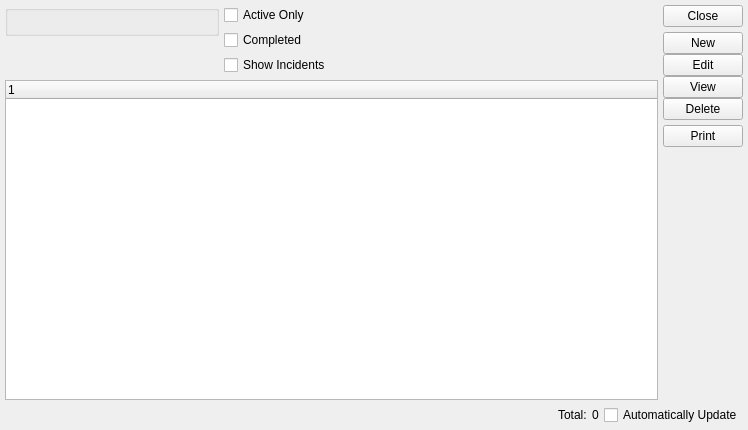
Before: the Qt Designer form xtuple/trunk/guiclient/todoList.ui in WooodHead/xtuple, drawn with Qt 5.
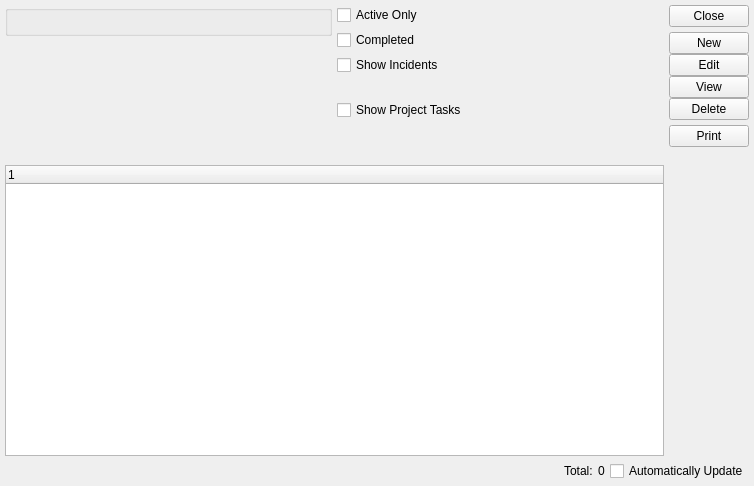
After: the same form once the commit is applied. Custom widgets are drawn as their Qt base class.

Commit message: Issue #7249:add prjtask columns to dialog and add project tasks to todolist

```diff
--- a/xtuple/trunk/guiclient/todoList.ui
+++ b/xtuple/trunk/guiclient/todoList.ui
@@ -5,8 +5,8 @@
    <rect>
     <x>0</x>
     <y>0</y>
-    <width>748</width>
-    <height>430</height>
+    <width>754</width>
+    <height>486</height>
    </rect>
   </property>
   <property name="windowTitle" >
@@ -48,9 +48,10 @@
          </item>
          <item>
           <layout class="QVBoxLayout" >
-           <property name="spacing" >
-            <number>5</number>
-           </property>
+           <item>
+            <layout class="QHBoxLayout" >
+             <item>
+              <layout class="QVBoxLayout" >
            <item>
             <widget class="XCheckBox" name="_active" >
              <property name="text" >
@@ -65,6 +66,21 @@
              </property>
             </widget>
            </item>
+              </layout>
+             </item>
+             <item>
+              <widget class="DateCluster" name="_dueDates" >
+               <property name="focusPolicy" >
+                <enum>Qt::StrongFocus</enum>
+               </property>
+              </widget>
+             </item>
+            </layout>
+           </item>
+           <item>
+            <layout class="QHBoxLayout" >
+             <item>
+              <layout class="QVBoxLayout" >
            <item>
             <widget class="XCheckBox" name="_incidents" >
              <property name="text" >
@@ -79,38 +95,13 @@
              </property>
              <property name="sizeHint" >
               <size>
-               <width>20</width>
-               <height>0</height>
+                   <width>117</width>
+                   <height>20</height>
               </size>
              </property>
             </spacer>
            </item>
           </layout>
-         </item>
-         <item>
-          <layout class="QVBoxLayout" >
-           <property name="spacing" >
-            <number>5</number>
-           </property>
-           <item>
-            <widget class="DateCluster" name="_dueDates" >
-             <property name="focusPolicy" >
-              <enum>Qt::StrongFocus</enum>
-             </property>
-            </widget>
-           </item>
-           <item>
-            <spacer>
-             <property name="orientation" >
-              <enum>Qt::Vertical</enum>
-             </property>
-             <property name="sizeHint" >
-              <size>
-               <width>20</width>
-               <height>0</height>
-              </size>
-             </property>
-            </spacer>
            </item>
            <item>
             <widget class="DateCluster" name="_incdtDates" >
@@ -121,6 +112,43 @@
            </item>
           </layout>
          </item>
+           <item>
+            <layout class="QHBoxLayout" >
+             <item>
+              <layout class="QVBoxLayout" >
+               <item>
+                <widget class="XCheckBox" name="_projects" >
+                 <property name="text" >
+                  <string>Show Project Tasks</string>
+                 </property>
+                </widget>
+               </item>
+               <item>
+                <spacer>
+                 <property name="orientation" >
+                  <enum>Qt::Vertical</enum>
+                 </property>
+                 <property name="sizeHint" >
+                  <size>
+                   <width>20</width>
+                   <height>40</height>
+                  </size>
+                 </property>
+                </spacer>
+               </item>
+              </layout>
+             </item>
+             <item>
+              <widget class="DateCluster" name="_prjtaskDates" >
+               <property name="focusPolicy" >
+                <enum>Qt::StrongFocus</enum>
+               </property>
+              </widget>
+             </item>
+            </layout>
+           </item>
+          </layout>
+         </item>
         </layout>
        </item>
        <item>
```
Left out of the diff: 16 changed lines with no effect on the pictures. Lines whose indentation alone changed are shown as unchanged. The commit also changes 4 other files.
